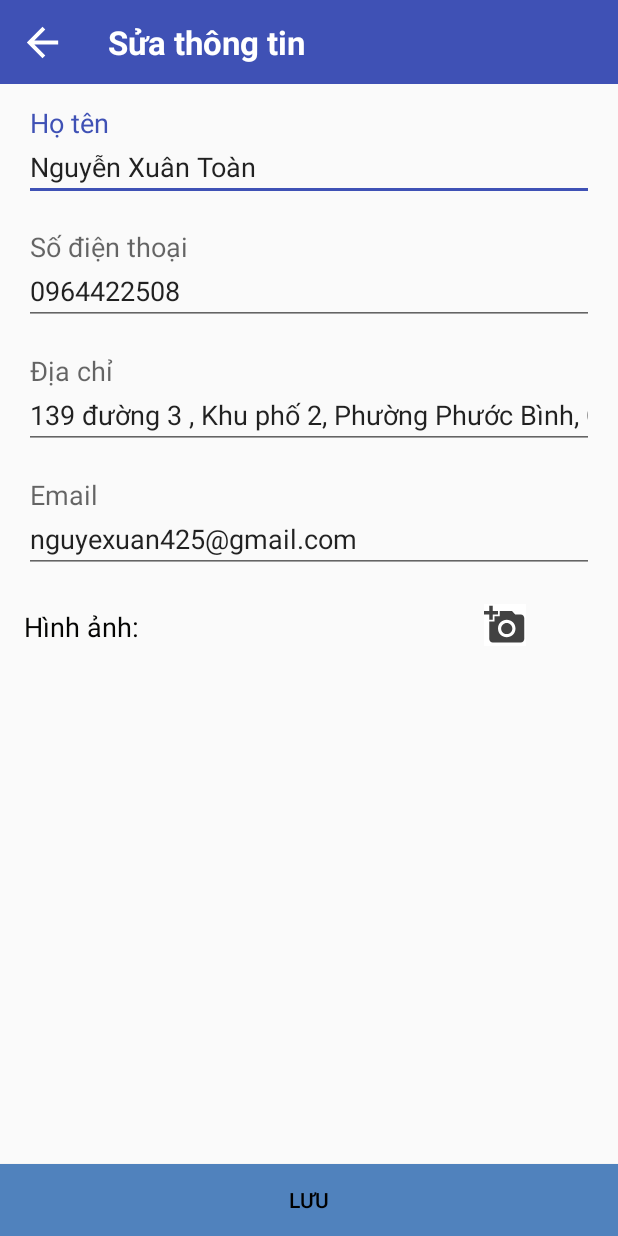
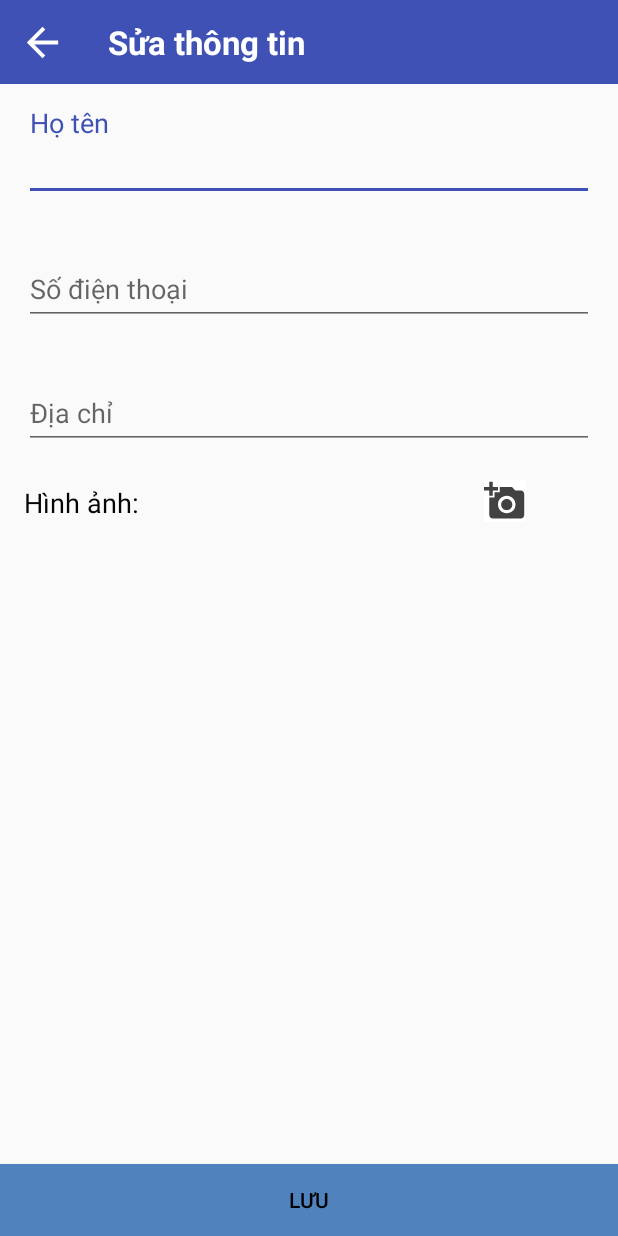
Before and after one commit to khanhkk/ShoesShopProject, an Android app: the MainInfoCilent screen opened directly, with no data from a screen before it, after a tap on an icon or button, on a phone screen of 412 x 824 dp. Run offline under Robolectric (Android 15) with nearby library versions, the phone set to English and light mode, and no system bars; our stand-ins replace Firebase (no records; nobody signed in at launch, a user with empty details on screens opened directly); 5 statements that could not run were skipped.

Commit message:
Editting - MainIfoClient
update firebase

```diff
--- a/Project/ShoesShopProject/app/src/main/java/tdc/edu/vn/shoesshop/Bao/MainInfoCilent.java
+++ b/Project/ShoesShopProject/app/src/main/java/tdc/edu/vn/shoesshop/Bao/MainInfoCilent.java
@@ -1,4 +1,5 @@
 package tdc.edu.vn.shoesshop.Bao;
+
 
 import android.content.Intent;
 import android.graphics.Bitmap;
@@ -11,6 +12,7 @@ import android.widget.ImageView;
 import android.widget.TextView;
 import android.widget.Toast;
 
+import com.bumptech.glide.Glide;
 import com.google.firebase.auth.FirebaseAuth;
 import com.google.firebase.auth.FirebaseUser;
 import com.google.firebase.database.DataSnapshot;
@@ -19,14 +21,12 @@ import com.google.firebase.database.DatabaseReference;
 import com.google.firebase.database.FirebaseDatabase;
 import com.google.firebase.database.ValueEventListener;
 
+import java.io.IOException;
+
 import Controls.General;
-import Models.Account;
 import Models.Client;
 import tdc.edu.vn.shoesshop.R;
 import tdc.edu.vn.shoesshop.Thanh.EdittingClientInformation;
-import tdc.edu.vn.shoesshop.Toan.HomeForClient;
-import tdc.edu.vn.shoesshop.Toan.HomeForShop;
-
 
 public class MainInfoCilent extends AppCompatActivity {
     final FirebaseUser user = FirebaseAuth.getInstance().getCurrentUser();
@@ -41,11 +41,6 @@ public class MainInfoCilent extends AppCompatActivity {
     private TextView txtemail;
     private TextView txtdiachi;
     private ImageView imgcilent;
-    public static final String Bundle = "bundle";
-    public static final String Name = "name";
-    public static final String Sdt = "sodienthoai";
-    public static final String Email = "email";
-    public static final String DiaChi = "diachi";
 
     @Override
     protected void onCreate(Bundle savedInstanceState) {
@@ -57,6 +52,7 @@ public class MainInfoCilent extends AppCompatActivity {
         txtdiachi = (TextView) findViewById(R.id.txtdcclient);
         imgcilent = (ImageView) findViewById(R.id.imginfoclient);
         button = (ImageButton) findViewById(R.id.btnedit);
+
         intent = getIntent();
         // client_id = intent.getStringExtra("shop");
         // data();
@@ -89,34 +85,27 @@ public class MainInfoCilent extends AppCompatActivity {
 
     }
 
-    public void byBundle() {
-        Intent intent = new Intent(MainInfoCilent.this, EdittingClientInformation.class);
-        Bundle bundle = new Bundle();
-        bundle.putString(Name, txtnanme.getText().toString());
-        bundle.putString(Sdt, txtsdt.getText().toString());
-        bundle.putString(Email, txtemail.getText().toString());
-        bundle.putString(DiaChi, txtdiachi.getText().toString());
-        intent.putExtra(Bundle, bundle);
-        startActivity(intent);
-    }
+
+
 
 
     public void checkRight() {
-        database.child("Clients").child(user.getUid()).addListenerForSingleValueEvent(new ValueEventListener() {
+        database.child("Clients").child(user.getUid()).addValueEventListener(new ValueEventListener() {
             @Override
             public void onDataChange(DataSnapshot dataSnapshot) {
-
                 Client client = dataSnapshot.getValue(Client.class);
                 txtnanme.setText(client.getName());
+
                 txtsdt.setText("Số điện thoại:  " + client.getPhone());
                 txtemail.setText("Email:  " + client.getEmail());
                 txtdiachi.setText("Địa chỉ:  " + client.getAddress());
-                if (client.getImages() != null) {
+                if(client.getImages() != null)
+                {
                     try {
                         Bitmap bitmap = General.decodeFromFirebaseBase64(client.getImages());
-                        imgcilent.setImageBitmap(bitmap);
-                    } catch (Exception ex) {
-
+                        Glide.with(MainInfoCilent.this).load(bitmap).into(imgcilent);
+                    } catch (IOException e) {
+                        e.printStackTrace();
                     }
                 }
             }
@@ -126,20 +115,7 @@ public class MainInfoCilent extends AppCompatActivity {
 
             }
         });
-        database.child("Accounts").child(user.getUid()).addListenerForSingleValueEvent(new ValueEventListener() {
-            @Override
-            public void onDataChange(DataSnapshot dataSnapshot) {
-                Account account = dataSnapshot.getValue(Account.class);
-                if ((account.getLevel() == 0) || (user == null))
-                    button.setVisibility(View.INVISIBLE);
-                else
-                    button.setVisibility(View.VISIBLE);
-            }
 
-            @Override
-            public void onCancelled(DatabaseError databaseError) {
+    }
 
-            }
-        });
-    }
 }
--- a/Project/ShoesShopProject/app/src/main/java/tdc/edu/vn/shoesshop/Thanh/EdittingClientInformation.java
+++ b/Project/ShoesShopProject/app/src/main/java/tdc/edu/vn/shoesshop/Thanh/EdittingClientInformation.java
@@ -9,18 +9,29 @@ import android.graphics.BitmapFactory;
 import android.net.Uri;
 import android.os.Bundle;
 import android.provider.MediaStore;
+import android.support.design.widget.TextInputEditText;
 import android.support.design.widget.TextInputLayout;
 import android.support.v7.app.AppCompatActivity;
 import android.support.v7.widget.Toolbar;
 import android.view.View;
-import android.widget.Button;
 import android.widget.ImageButton;
 import android.widget.ImageView;
 import android.widget.Toast;
 
+import com.bumptech.glide.Glide;
+import com.google.firebase.auth.FirebaseAuth;
+import com.google.firebase.auth.FirebaseUser;
+import com.google.firebase.database.DataSnapshot;
+import com.google.firebase.database.DatabaseError;
+import com.google.firebase.database.DatabaseReference;
+import com.google.firebase.database.FirebaseDatabase;
+import com.google.firebase.database.ValueEventListener;
+
 import java.io.FileNotFoundException;
+import java.io.IOException;
 
 import Controls.General;
+import Models.Client;
 import tdc.edu.vn.shoesshop.Bao.MainInfoCilent;
 import tdc.edu.vn.shoesshop.R;
 
@@ -28,6 +39,7 @@ public class EdittingClientInformation extends AppCompatActivity {
     ImageView img_ava_patient;
     private static final int CAM_REQUEST = 1313;
     private Dialog dialog;
+    Bundle bundle;
     ImageButton btn_chooseImg, btn_takeaphoto;
     final int CROP_PIC = 2;
     private Uri picUri;
@@ -36,29 +48,42 @@ public class EdittingClientInformation extends AppCompatActivity {
     private TextInputLayout textInputHoten;
     private TextInputLayout textInputSdt;
     private TextInputLayout textInputDiachi;
-    private Button btnLuu;
+    private TextInputEditText txtname;
+    private TextInputEditText txtemail;
+    private TextInputEditText txtsdt;
+    private TextInputEditText txtdiachi;
+    private String img;
 
-    public static final String HOTEN = "HỌ TÊN";
-    public static final String SDT = "SỐ ĐIỆN THOẠI";
-    public static final String DIACHI = "ĐỊA CHỈ";
-    public static final String EMAIL = "EMAIL";
-    private boolean title;
+    public static final String Bundle = "bundle";
+    public static final String Name = "name";
+    public static final String Sdt = "sodienthoai";
+    public static final String Email = "email";
+    public static final String DiaChi = "diachi";
+
 
     //ImageButton back;
     //Button btnOrder;
+    FirebaseUser user = FirebaseAuth.getInstance().getCurrentUser();
+    DatabaseReference database = FirebaseDatabase.getInstance().getReference();
+
+
     protected void onCreate(Bundle savedInstanceState) {
         super.onCreate(savedInstanceState);
         setContentView(R.layout.editting_client_information_activity);
-        textInputEmail = findViewById(R.id.id_email);
+        //textInputEmail = findViewById(R.id.id_email);
         textInputHoten = findViewById(R.id.id_hoten);
         textInputSdt = findViewById(R.id.id_sdt);
         textInputDiachi = findViewById(R.id.id_diachi);
+
+        //txtemail = findViewById(R.id.id_edtemail);
+        txtname = findViewById(R.id.id_edthoten);
+        txtsdt = findViewById(R.id.id_edtsdt);
+        txtdiachi = findViewById(R.id.id_edtdiachi);
 
         dialog = new Dialog(this);
         dialog.setContentView(R.layout.dialog);
         dialog.setTitle("Choose Avatar Image");
 
-        btnLuu = (Button) findViewById(R.id.btnLuu);
         btn_chooseImg = (ImageButton) dialog.findViewById(R.id.img_choosenGallery);
         btn_takeaphoto = (ImageButton) dialog.findViewById(R.id.img_choosenTakephoto);
         General.setupUI(findViewById(R.id.editting_client_information), EdittingClientInformation.this);
@@ -106,46 +131,28 @@ public class EdittingClientInformation extends AppCompatActivity {
                 startActivity(intent);
             }
         });
-
-        btnLuu.setOnClickListener(new View.OnClickListener() {
-            @Override
-            public void onClick(View v) {
-                String hoten = textInputHoten.getEditText().toString();
-                String sdt = textInputSdt.getEditText().toString();
-                String diachi = textInputDiachi.getEditText().toString();
-                String email = textInputEmail.getEditText().toString();
-                byExtras(hoten, sdt, diachi, email);
-            }
-        });
+        pullData();
     }
 
-    public void byExtras(String Hoten, String SDT, String diachi, String eMail) {
-        Intent intent = new Intent(EdittingClientInformation.this, MainInfoCilent.class);
-        intent.putExtra(HOTEN, Hoten);
-        intent.putExtra(SDT, SDT);
-        intent.putExtra(DIACHI, diachi);
-        intent.putExtra(EMAIL, eMail);
-        startActivity(intent);
-    }
-
-    private boolean validateEmail() {
-        String emailInput = textInputEmail.getEditText().getText().toString().trim();
-        if (emailInput.isEmpty()) {
-            textInputEmail.setError("Không thể để trống");
-            return false;
-        } else {
-            if(!emailInput.matches("[a-zA-Z0-9._-]+@[a-z]+.[a-z]+"))
-            {
-                textInputEmail.setError("Email không đúng !");
-                return false;
-            }else
-            {
-                textInputEmail.setError(null);
-                return true;
-            }
-
-        }
-    }
+//
+//    private boolean validateEmail() {
+//        String emailInput = textInputEmail.getEditText().getText().toString().trim();
+//        if (emailInput.isEmpty()) {
+//            textInputEmail.setError("Không thể để trống");
+//            return false;
+//        } else {
+//            if(!emailInput.matches("[a-zA-Z0-9._-]+@[a-z]+.[a-z]+"))
+//            {
+//                textInputEmail.setError("Email không đúng !");
+//                return false;
+//            }else
+//            {
+//                textInputEmail.setError(null);
+//                return true;
+//            }
+//
+//        }
+//    }
 
     private boolean validateHoten() {
         String usernameInput = textInputHoten.getEditText().getText().toString().trim();
@@ -178,6 +185,7 @@ public class EdittingClientInformation extends AppCompatActivity {
 
         }
     }
+
     private boolean validateDiachi() {
         String passwordInput = textInputDiachi.getEditText().getText().toString().trim();
 
@@ -190,24 +198,56 @@ public class EdittingClientInformation extends AppCompatActivity {
         }
     }
 
+
     public void confirmInput(View v) {
-        if (!validateEmail() | !validateHoten() | !validateSdt() | !validateDiachi()) {
+        if ( !validateHoten() | !validateSdt() | !validateDiachi()) {
             return;
         }
 
-       String input =  "Địa chỉ: " + textInputDiachi.getEditText().getText().toString();
-        input += "\n";
-        input += "Họ Tên: " + textInputHoten.getEditText().getText().toString();
-        input += "\n";
-        input += "Sdt: " + textInputSdt.getEditText().getText().toString();
-        input += "\n";
-        input += "Email: " + textInputEmail.getEditText().getText().toString();
-        Toast.makeText(this, input, Toast.LENGTH_SHORT).show();
 
-        Intent intent = new Intent(EdittingClientInformation.this,MainInfoCilent.class);
+
+        updateClient();
+        updateAcount();
+        Intent intent = new Intent(EdittingClientInformation.this, MainInfoCilent.class);
         startActivity(intent);
+
     }
 
+    public void updateClient()
+    {
+        database.child("Clients").child(user.getUid()).addValueEventListener(new ValueEventListener() {
+            @Override
+            public void onDataChange(DataSnapshot dataSnapshot) {
+                Client client = dataSnapshot.getValue(Client.class);
+                dataSnapshot.getRef().child("name").setValue(txtname.getText().toString());
+                dataSnapshot.getRef().child("phone").setValue(txtsdt.getText().toString());
+                dataSnapshot.getRef().child("address").setValue(txtdiachi.getText().toString());
+                dataSnapshot.getRef().child("images").setValue(img.toString());
+
+
+            }
+
+            @Override
+            public void onCancelled(DatabaseError databaseError) {
+
+            }
+        });
+    }
+    public void updateAcount()
+    {
+        database.child("Accounts").child(user.getUid()).addValueEventListener(new ValueEventListener() {
+            @Override
+            public void onDataChange(DataSnapshot dataSnapshot) {
+                Client client = dataSnapshot.getValue(Client.class);
+                dataSnapshot.getRef().child("name").setValue(txtname.getText().toString());
+            }
+
+            @Override
+            public void onCancelled(DatabaseError databaseError) {
+
+            }
+        });
+    }
     public void chooseFromGallery() {
         Intent intent = new Intent(Intent.ACTION_PICK,
                 android.provider.MediaStore.Images.Media.EXTERNAL_CONTENT_URI);
@@ -234,9 +274,8 @@ public class EdittingClientInformation extends AppCompatActivity {
         if(resultCode == RESULT_OK && requestCode == CAM_REQUEST) {
             if(requestCode == CAM_REQUEST){
                 Bitmap thumbnail = (Bitmap) data.getExtras().get("data");
-
+                img = General.encodeBitmap(thumbnail);
                 //  picUri = data.getData();
-
                 img_ava_patient.setImageBitmap(thumbnail);
                 dialog.dismiss();
             }
@@ -250,6 +289,7 @@ public class EdittingClientInformation extends AppCompatActivity {
             try {
                 Context applicationContext = dialog.getContext();
                 bitmap = BitmapFactory.decodeStream( applicationContext.getContentResolver().openInputStream(picUri));
+                img = General.encodeBitmap(bitmap);
                 img_ava_patient.setImageBitmap(bitmap);
 
                 dialog.dismiss();
@@ -258,4 +298,39 @@ public class EdittingClientInformation extends AppCompatActivity {
             }
         }
     }
+
+    public void pullData() {
+        database.child("Clients").child(user.getUid()).addListenerForSingleValueEvent(new ValueEventListener() {
+            @Override
+            public void onDataChange(DataSnapshot dataSnapshot) {
+//                Client client = dataSnapshot.getValue(Client.class);
+//                txtemail.setText(client.getEmail());
+//                txtname.setText(client.getName());
+//                txtsdt.setText(client.getPhone());
+//                txtdiachi.setText(client.getAddress());
+
+                Client client = dataSnapshot.getValue(Client.class);
+                if(client != null)
+                {
+                    txtdiachi.setText(client.getAddress());
+                    //txtemail.setText(client.getEmail());
+                    txtname.setText(client.getName());
+                    txtsdt.setText(client.getPhone());
+                    if(client.getImages() != null)
+                    {
+                        try {
+                            Bitmap bitmap = General.decodeFromFirebaseBase64(client.getImages());
+                            Glide.with(EdittingClientInformation.this).load(bitmap).into(img_ava_patient);
+                        } catch (IOException e) {
+                            e.printStackTrace();
+                        }
+                    }
+                }
+            }
+            @Override
+            public void onCancelled(DatabaseError databaseError) {
+
+            }
+        });
+    }
 }
--- a/Project/ShoesShopProject/app/src/main/res/layout/editting_client_information_activity.xml
+++ b/Project/ShoesShopProject/app/src/main/res/layout/editting_client_information_activity.xml
@@ -45,10 +45,10 @@
                     android:minHeight="30dp"
                     app:errorEnabled="true">
                     <android.support.design.widget.TextInputEditText
+                        android:id="@+id/id_edthoten"
                         android:layout_width="match_parent"
                         android:layout_height="wrap_content"
                         android:hint="Họ tên"
-                        android:text="Nguyễn Xuân Toàn"
                         android:inputType="text" />
                 </android.support.design.widget.TextInputLayout>
 
@@ -61,9 +61,9 @@
                     app:errorEnabled="true">
 
                     <android.support.design.widget.TextInputEditText
+                        android:id="@+id/id_edtsdt"
                         android:layout_width="match_parent"
                         android:layout_height="wrap_content"
-                        android:text="0964422508"
                         android:hint="Số điện thoại"
                         android:inputType="phone" />
 
@@ -78,31 +78,15 @@
                     app:errorEnabled="true">
 
                     <android.support.design.widget.TextInputEditText
+                        android:id="@+id/id_edtdiachi"
                         android:layout_width="match_parent"
                         android:layout_height="wrap_content"
                         android:hint="Địa chỉ"
-                        android:text="139 đường 3 , Khu phố 2, Phường Phước Bình, Quận 9"
                         android:inputType="text"
                         />
 
                 </android.support.design.widget.TextInputLayout>
 
-                <android.support.design.widget.TextInputLayout
-                    android:id="@+id/id_email"
-                    android:layout_width="match_parent"
-                    android:layout_height="wrap_content"
-                    app:hintTextAppearance="@style/TextLabel"
-                    android:minHeight="30dp"
-                    app:errorEnabled="true">
-
-                    <android.support.design.widget.TextInputEditText
-                        android:layout_width="match_parent"
-                        android:layout_height="wrap_content"
-                        android:hint="Email"
-                        android:text="nguyexuan425@gmail.com"
-                        android:inputType="textEmailAddress"
-                        />
-                </android.support.design.widget.TextInputLayout>
                 <LinearLayout
                     android:layout_width="match_parent"
                     android:layout_height="wrap_content">
```
